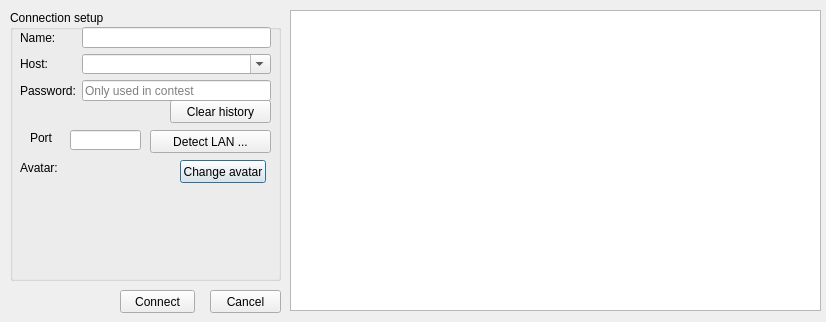
This is src/connectiondialog.ui in ubun/SakuraSlash as Qt 5 draws it before an edit. The edited form follows.
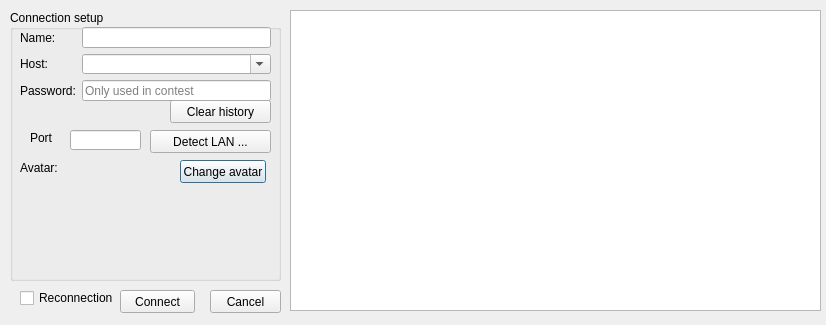
This is the edited form.

Patch:
```diff
--- a/src/connectiondialog.ui
+++ b/src/connectiondialog.ui
@@ -10,7 +10,7 @@
     <x>0</x>
     <y>0</y>
     <width>826</width>
-    <height>322</height>
+    <height>325</height>
    </rect>
   </property>
   <property name="windowTitle">
@@ -230,6 +230,19 @@
     <string>Connect</string>
    </property>
   </widget>
+  <widget class="QCheckBox" name="reconnectionCheckBox">
+   <property name="geometry">
+    <rect>
+     <x>20</x>
+     <y>290</y>
+     <width>95</width>
+     <height>16</height>
+    </rect>
+   </property>
+   <property name="text">
+    <string>Reconnection</string>
+   </property>
+  </widget>
  </widget>
  <tabstops>
   <tabstop>avatarList</tabstop>
```
